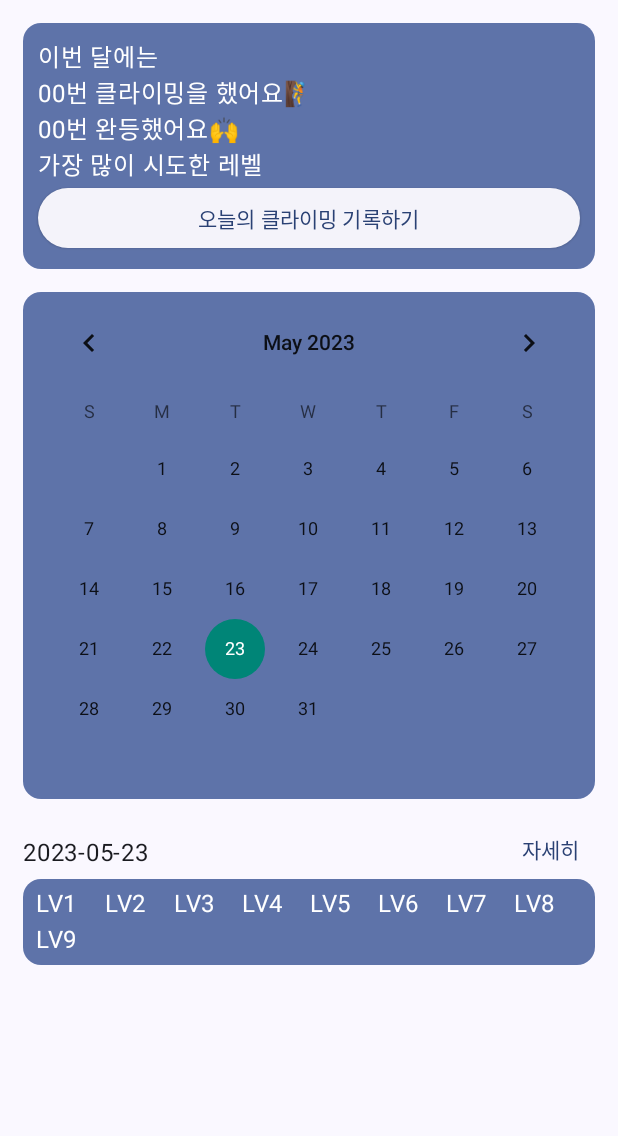
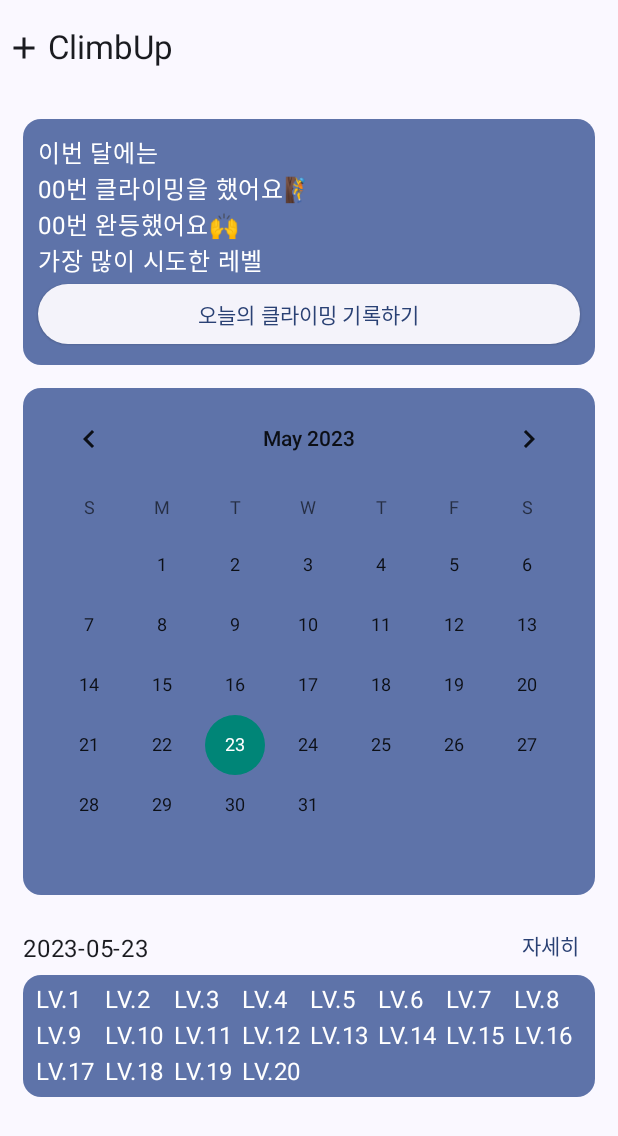
Before and after one commit to gogumaC/ClimbUp, an Android app built with Jetpack Compose: the screen it shows after launch (MainActivity), on a phone screen of 412 x 824 dp. Shown: the top 1136 px of the screen. Run offline under Robolectric (Android 15) with nearby library versions, the phone set to English and light mode, and no system bars.

Commit message:
feat(Home): Create TopAppbar prototype

```diff
--- a/app/src/main/java/com/gogumac/climbup/MainActivity.kt
+++ b/app/src/main/java/com/gogumac/climbup/MainActivity.kt
@@ -5,7 +5,6 @@ import android.util.Log
 import android.widget.CalendarView
 import androidx.activity.ComponentActivity
 import androidx.activity.compose.setContent
-import androidx.compose.foundation.Image
 import androidx.compose.foundation.layout.Arrangement
 import androidx.compose.foundation.layout.Column
 import androidx.compose.foundation.layout.PaddingValues
@@ -18,28 +17,27 @@ import androidx.compose.foundation.layout.wrapContentWidth
 import androidx.compose.foundation.lazy.grid.GridCells
 import androidx.compose.foundation.lazy.grid.LazyVerticalGrid
 import androidx.compose.foundation.lazy.grid.items
-import androidx.compose.material3.Button
-import androidx.compose.material3.ButtonElevation
+import androidx.compose.material.icons.Icons
+import androidx.compose.material.icons.filled.Add
 import androidx.compose.material3.Card
-import androidx.compose.material3.CardColors
 import androidx.compose.material3.CardDefaults
 import androidx.compose.material3.ElevatedButton
+import androidx.compose.material3.ExperimentalMaterial3Api
+import androidx.compose.material3.Icon
 import androidx.compose.material3.MaterialTheme
+import androidx.compose.material3.Scaffold
 import androidx.compose.material3.Surface
 import androidx.compose.material3.Text
 import androidx.compose.material3.TextButton
+import androidx.compose.material3.TopAppBar
 import androidx.compose.runtime.Composable
-import androidx.compose.runtime.mutableStateOf
-import androidx.compose.runtime.saveable.rememberSaveable
 import androidx.compose.ui.Alignment
 import androidx.compose.ui.Modifier
-import androidx.compose.ui.graphics.Color
 import androidx.compose.ui.res.stringResource
 import androidx.compose.ui.tooling.preview.Preview
 import androidx.compose.ui.unit.dp
 import androidx.compose.ui.viewinterop.AndroidView
 import com.gogumac.climbup.ui.theme.ClimbUpTheme
-import java.time.DayOfWeek
 import java.util.Date
 
 class MainActivity : ComponentActivity() {
@@ -50,6 +48,7 @@ class MainActivity : ComponentActivity() {
         }
     }
 
+    @OptIn(ExperimentalMaterial3Api::class)
     @Composable
     fun ClimbUpApp(modifier: Modifier=Modifier){
         //var year by rememberSaveable { mutableStateOf<Int>(0) }
@@ -62,11 +61,29 @@ class MainActivity : ComponentActivity() {
                 modifier = Modifier.fillMaxSize(),
                 color = MaterialTheme.colorScheme.background
             ) {
-                Column() {
-                    Summary()
-                    ClimbupCalendar(onDateChanged=onDateChanged)
-                    ClimbingRecord(date = Date(), records = listOf("LV1","LV2","LV3","LV4","LV5","LV6","LV7","LV8","LV9"))
+
+                Scaffold(
+                    modifier=modifier,
+                    topBar = {
+                        TopAppBar(
+                            title={Text(text= stringResource(id = R.string.app_name))},
+                            navigationIcon={
+                                Icon(
+                                    imageVector = Icons.Default.Add,
+                                    contentDescription = null
+                                )
+                            }
+
+                        )
+                    }
+                ){paddingValues ->
+                    Column(modifier=Modifier.padding(paddingValues)) {
+                        Summary()
+                        ClimbupCalendar(onDateChanged=onDateChanged)
+                        ClimbingRecord(date = Date(), records = List<String>(20){"LV.${it+1}"})
+                    }
                 }
+
 
 
             }
@@ -120,8 +137,9 @@ class MainActivity : ComponentActivity() {
         onDateChanged:(CalendarView,Int,Int,Int)->Unit
     ){
         BasicCard(
-            modifier=modifier.fillMaxWidth()
-                    .padding(top = 15.dp, start = 15.dp, end = 15.dp)
+            modifier= modifier
+                .fillMaxWidth()
+                .padding(top = 15.dp, start = 15.dp, end = 15.dp)
         ) {
             AndroidView(
                 { CalendarView(it) },
@@ -159,7 +177,7 @@ class MainActivity : ComponentActivity() {
                     modifier = modifier
                         .wrapContentWidth()
                         .wrapContentHeight()
-                        .align(Alignment.Bottom ),
+                        .align(Alignment.Bottom),
                     contentPadding=PaddingValues(),
 
                     onClick = {}
@@ -189,7 +207,6 @@ class MainActivity : ComponentActivity() {
     }
 
 
-
     @Preview
     @Composable
     fun ClimbUpAppPreview(){
```
